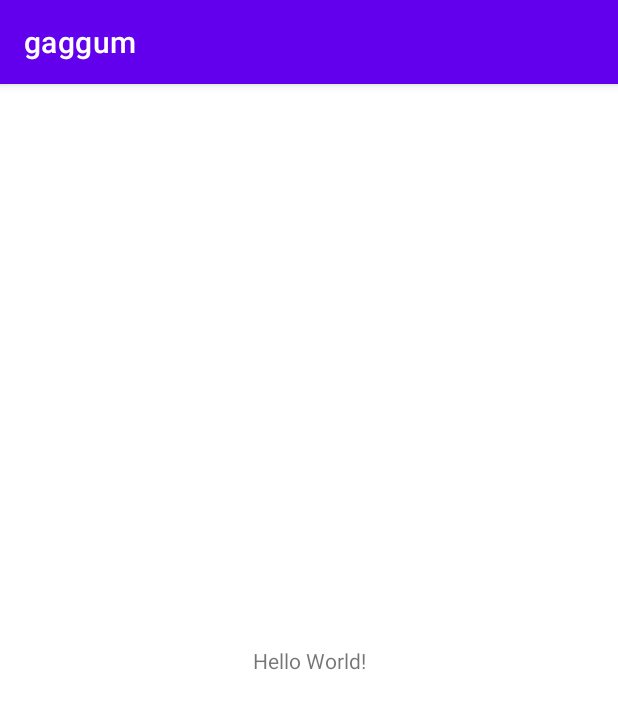
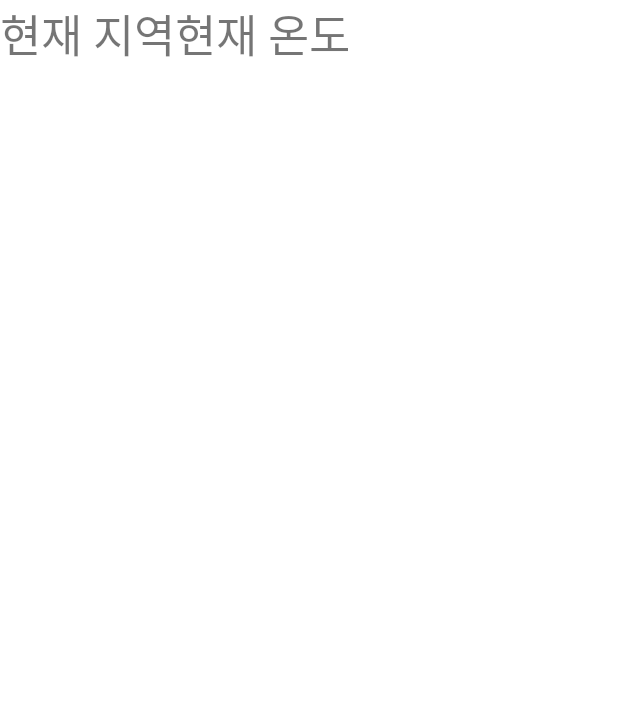
Before and after one commit to nowsang/gaggumV2, an Android app: the screen it shows after launch (MainActivity), on a phone screen of 412 x 824 dp. Shown: the top 709 px of the screen. Run offline under Robolectric (Android 15) with nearby library versions, the phone set to English and light mode, and no system bars.

Commit message:
FE_splashActivity, mainActivity, joinActivity 생성_230426

```diff
--- a/front/app/build.gradle
+++ b/front/app/build.gradle
@@ -41,4 +41,7 @@ dependencies {
     testImplementation 'junit:junit:4.13.2'
     androidTestImplementation 'androidx.test.ext:junit:1.1.5'
     androidTestImplementation 'androidx.test.espresso:espresso-core:3.5.1'
+    implementation 'com.squareup.retrofit2:retrofit:2.9.0'
+    implementation 'com.squareup.retrofit2:converter-gson:2.9.0'
+    implementation 'com.google.code.gson:gson:2.8.7'
 }
--- a/front/app/src/main/java/com/gaggum/MainActivity.kt
+++ b/front/app/src/main/java/com/gaggum/MainActivity.kt
@@ -1,11 +1,29 @@
 package com.gaggum
 
+import android.content.Context
+import android.location.LocationListener
+import android.location.LocationManager
 import androidx.appcompat.app.AppCompatActivity
 import android.os.Bundle
+import com.google.gson.JsonObject
+import retrofit2.Call
+import retrofit2.Retrofit
+import retrofit2.converter.gson.GsonConverterFactory
+import retrofit2.http.GET
+import retrofit2.http.Query
 
 class MainActivity : AppCompatActivity() {
+
     override fun onCreate(savedInstanceState: Bundle?) {
+
         super.onCreate(savedInstanceState)
         setContentView(R.layout.activity_main)
+
+        /* 날씨 API */
+        val OPEN_WEATHER_MAP_API_KEY = "be002738467412a6651e4278dd3f8c76"
+        val OPEN_WEATHER_MAP_BASE_URL = "http://api.openweathermap.org/data/2.5/"
+
+
     }
+
 }
--- /dev/null
+++ b/front/app/src/main/java/com/gaggum/SplashActivity.kt
@@ -0,0 +1,22 @@
+package com.gaggum
+
+import android.content.Intent
+import androidx.appcompat.app.AppCompatActivity
+import android.os.Bundle
+import android.os.Handler
+
+class SplashActivity : AppCompatActivity() {
+
+    override fun onCreate(savedInstanceState: Bundle?) {
+
+        super.onCreate(savedInstanceState)
+        setContentView(R.layout.activity_splash)
+
+        Handler().postDelayed({
+            startActivity(Intent(this, MainActivity::class.java))
+            finish()
+        }, 3000)
+
+    }
+
+}
--- a/front/app/src/main/res/layout/activity_main.xml
+++ b/front/app/src/main/res/layout/activity_main.xml
@@ -1,18 +1,36 @@
 <?xml version="1.0" encoding="utf-8"?>
-<androidx.constraintlayout.widget.ConstraintLayout xmlns:android="http://schemas.android.com/apk/res/android"
+<LinearLayout
+    xmlns:android="http://schemas.android.com/apk/res/android"
     xmlns:app="http://schemas.android.com/apk/res-auto"
     xmlns:tools="http://schemas.android.com/tools"
     android:layout_width="match_parent"
     android:layout_height="match_parent"
+    android:orientation="vertical"
     tools:context=".MainActivity">
 
-    <TextView
-        android:layout_width="wrap_content"
-        android:layout_height="wrap_content"
-        android:text="Hello World!"
-        app:layout_constraintBottom_toBottomOf="parent"
-        app:layout_constraintEnd_toEndOf="parent"
-        app:layout_constraintStart_toStartOf="parent"
-        app:layout_constraintTop_toTopOf="parent" />
+    <LinearLayout
+        android:layout_width="match_parent"
+        android:layout_height="wrap_content">
 
-</androidx.constraintlayout.widget.ConstraintLayout>
+        <ImageView
+            android:id="@+id/mainWeatherIcon"
+            android:layout_width="wrap_content"
+            android:layout_height="wrap_content"/>
+
+        <TextView
+            android:id="@+id/mainAddressArea"
+            android:text="현재 지역"
+            android:textSize="30sp"
+            android:layout_width="wrap_content"
+            android:layout_height="wrap_content"/>
+
+        <TextView
+            android:id="@+id/mainTempArea"
+            android:text="현재 온도"
+            android:textSize="30sp"
+            android:layout_width="wrap_content"
+            android:layout_height="wrap_content"/>
+
+    </LinearLayout>
+
+</LinearLayout>
--- a/front/app/src/main/res/values/themes.xml
+++ b/front/app/src/main/res/values/themes.xml
@@ -2,6 +2,7 @@
     <!-- Base application theme. -->
     <style name="Theme.Gaggum" parent="Theme.MaterialComponents.DayNight.DarkActionBar">
         <!-- Primary brand color. -->
+        <item name="windowNoTitle">true</item>
         <item name="colorPrimary">@color/purple_500</item>
         <item name="colorPrimaryVariant">@color/purple_700</item>
         <item name="colorOnPrimary">@color/white</item>
```
Also changed, not shown: front/app/src/main/AndroidManifest.xml (+11 -1 lines), front/app/src/main/java/com/gaggum/JoinActivity.kt (added, +11 -0 lines), front/app/src/main/res/layout/activity_join.xml (added, +9 -0 lines), front/app/src/main/res/layout/activity_splash.xml (added, +29 -0 lines), front/app/src/main/res/drawable/kakao_login_medium_wide.png (added), front/app/src/main/res/drawable/maskable_icon_x192_logo.png (added), 2 other files.
